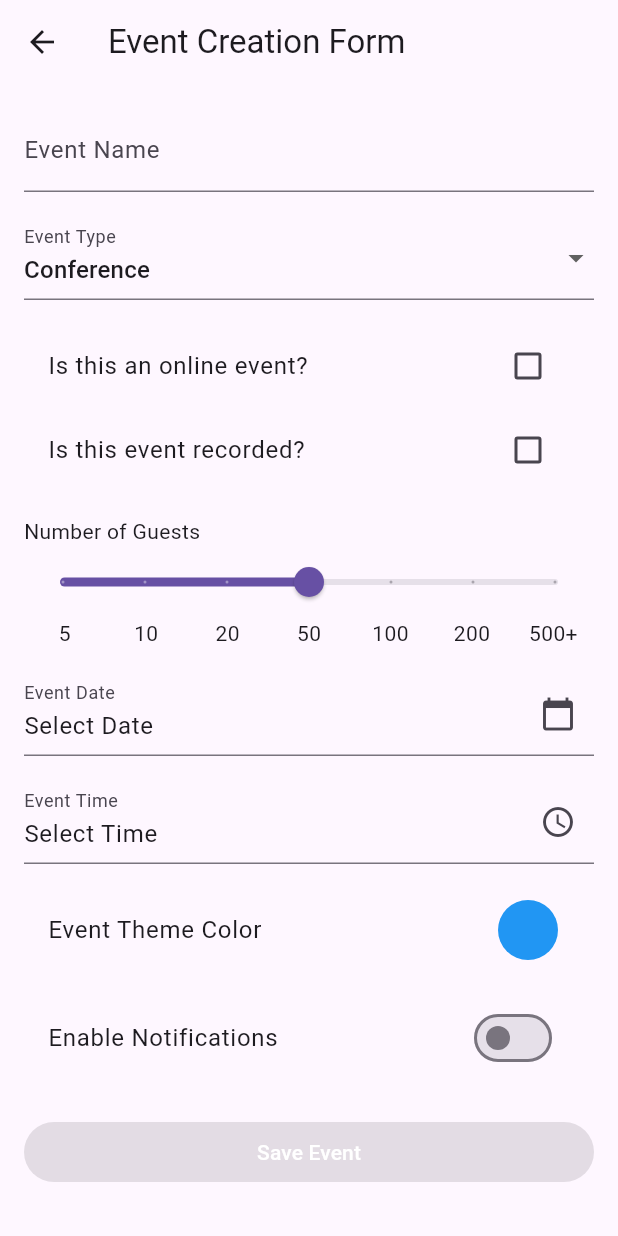
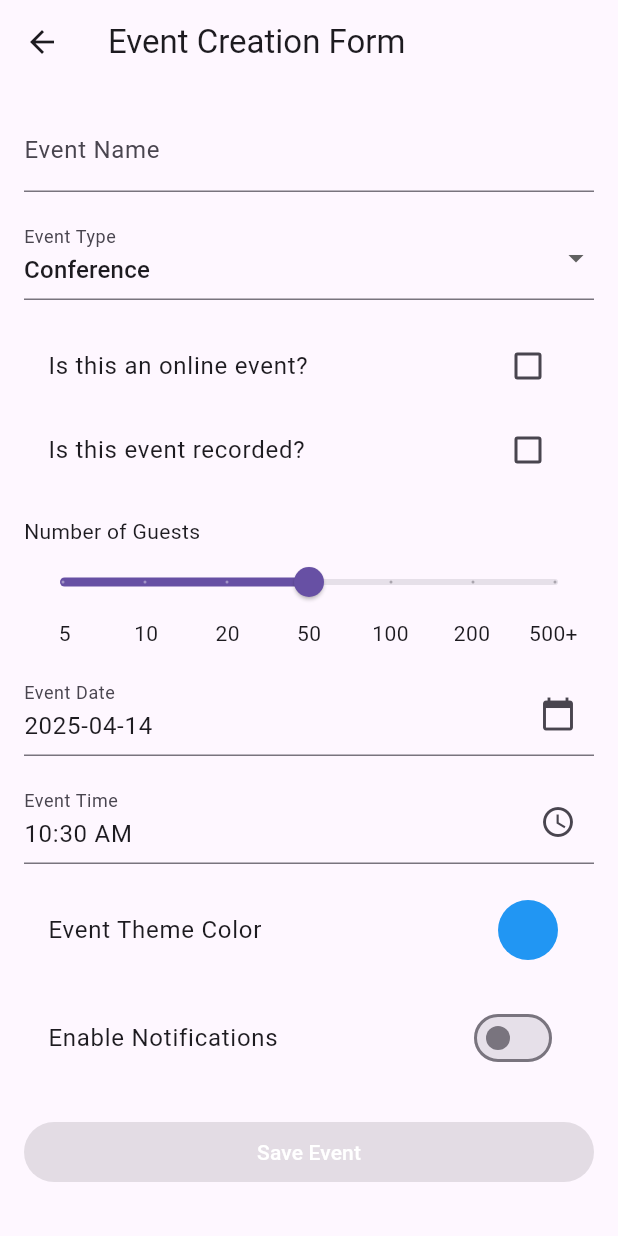
Before and after one commit to zoskar/test-lab, a Flutter app: the FormPage screen opened directly, on a phone screen of 412 x 824 dp. Run offline on Flutter 3.47's test engine with Material 3 defaults, Android fonts, the light colour scheme and no system bars; our stand-ins replace bloc, firebase_auth, firebase_core, flutter_bloc, flutter_colorpicker, flutter_local_notifications and 6 more; missing offline and left inert: app_settings, mobile_scanner; accounts and stored records are empty.

Commit message:
add default values for date

```diff
--- a/lib/features/form/form_page.dart
+++ b/lib/features/form/form_page.dart
@@ -15,8 +15,8 @@ class _FormPageState extends State<FormPage> {
   bool _isOnline = false;
   bool _isRecorded = false;
   double _guestCount = 50;
-  String _selectedTime = 'Select Time';
-  String _selectedDate = 'Select Date';
+  String _selectedTime = 'Select Time'; // Will be initialized in initState
+  String _selectedDate = 'Select Date'; // Will be initialized in initState
   Color _selectedColor = Colors.blue;
   bool _notificationsEnabled = false;
 
@@ -32,6 +32,18 @@ class _FormPageState extends State<FormPage> {
   void initState() {
     super.initState();
     _nameController.addListener(_updateFormState);
+
+    final tomorrow = DateTime.now().add(const Duration(days: 1));
+    _selectedDate =
+        '${tomorrow.year}-${tomorrow.month.toString().padLeft(2, '0')}-${tomorrow.day.toString().padLeft(2, '0')}';
+
+    WidgetsBinding.instance.addPostFrameCallback((_) {
+      if (mounted) {
+        setState(() {
+          _selectedTime = TimeOfDay.now().format(context);
+        });
+      }
+    });
   }
 
   @override
@@ -45,21 +57,20 @@ class _FormPageState extends State<FormPage> {
   }
 
   bool _isFormValid() {
-    return _nameController.text.isNotEmpty &&
-           _selectedDate != 'Select Date' &&
-           _selectedTime != 'Select Time';
+    return _nameController.text.isNotEmpty;
   }
 
   Future<void> _selectDate(BuildContext context) async {
     final DateTime? picked = await showDatePicker(
       context: context,
-      initialDate: DateTime.now(),
+      initialDate: DateTime.now().add(const Duration(days: 1)),
       firstDate: DateTime(2000),
       lastDate: DateTime(2100),
     );
     if (picked != null) {
       setState(() {
-        _selectedDate = '${picked.year}-${picked.month}-${picked.day}';
+        _selectedDate =
+            '${picked.year}-${picked.month.toString().padLeft(2, '0')}-${picked.day.toString().padLeft(2, '0')}';
       });
     }
   }
@@ -244,10 +255,14 @@ class _FormPageState extends State<FormPage> {
 
               ElevatedButton(
                 style: ElevatedButton.styleFrom(
-                  backgroundColor: _isFormValid() ? Colors.lightBlue : Colors.grey,
+                  backgroundColor:
+                      _isFormValid() ? Colors.lightBlue : Colors.grey,
                 ),
                 onPressed: _isFormValid() ? _saveForm : null,
-                child: const Text('Save Event', style: TextStyle(color: Colors.white)),
+                child: const Text(
+                  'Save Event',
+                  style: TextStyle(color: Colors.white),
+                ),
               ),
             ],
           ),
```
